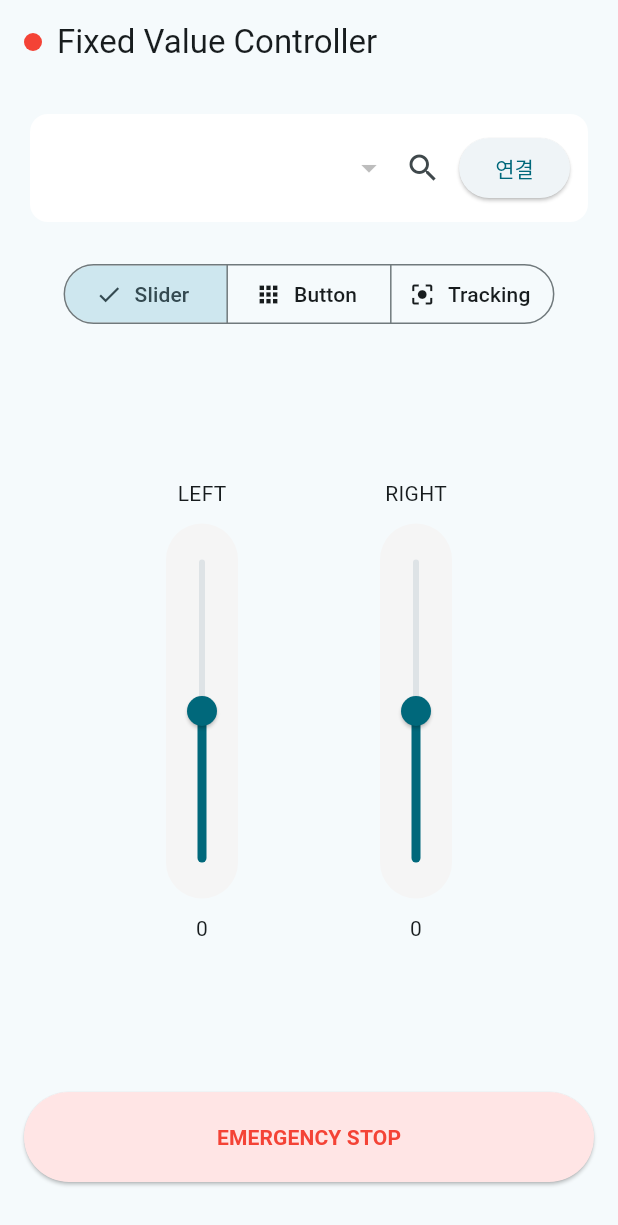
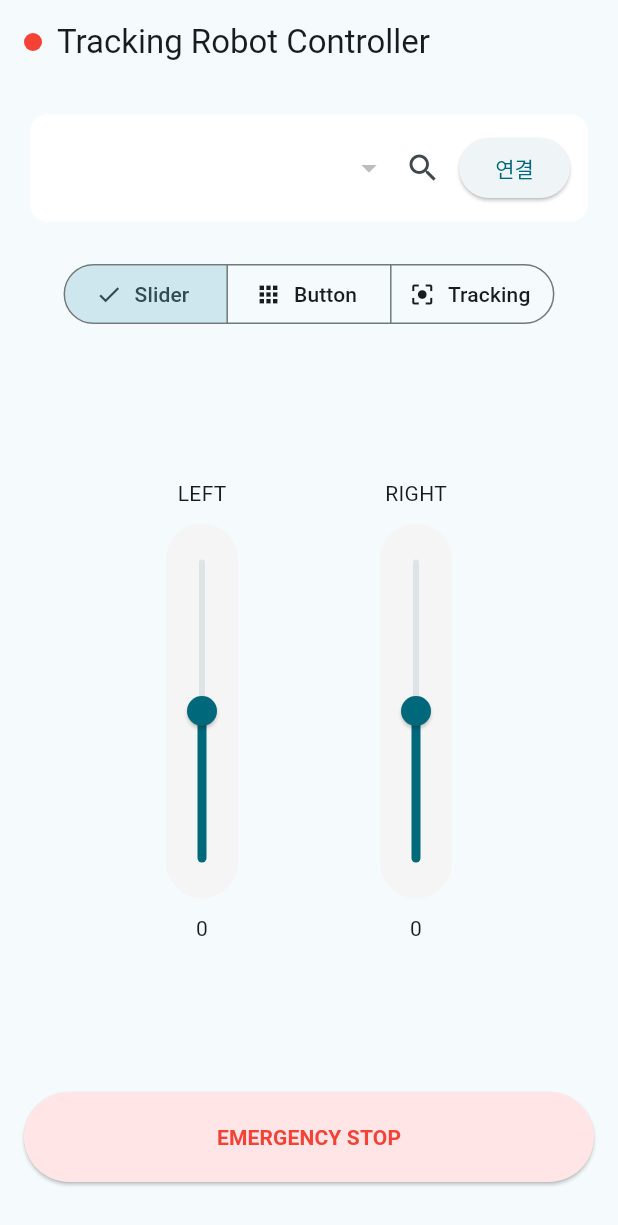
Before and after one commit to Ugie01/Tracking_Patrol_Robot, a Flutter app: the screen it shows after launch, on a phone screen of 412 x 824 dp. Shown: the top 1225 px of the screen. Run offline on Flutter 3.47's test engine with Material 3 defaults, Android fonts, the phone set to English and light mode, and no system bars; our stand-ins replace flutter_bluetooth_serial, permission_handler.

Commit message:
chore(app): AppBar 이름 변경

```diff
--- a/app/lib/main.dart
+++ b/app/lib/main.dart
@@ -139,7 +139,7 @@ class _UnifiedControlScreenState extends State<UnifiedControlScreen> {
           children: [
             Container(width: 12, height: 12, decoration: BoxDecoration(shape: BoxShape.circle, color: _isConnected ? Colors.green : Colors.red)),
             const SizedBox(width: 10),
-            const Text('Fixed Value Controller'),
+            const Text('Tracking Robot Controller'),
           ],
         ),
       ),
```
